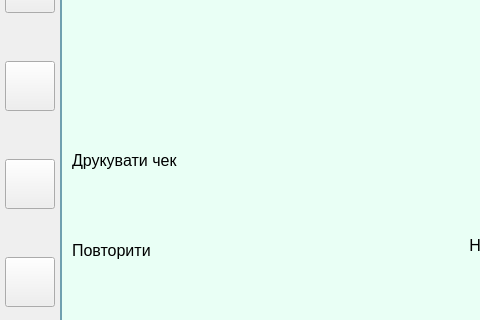
First picture: the form in ATM_Project/mainwindow.ui, repository artikgak/MOOP_ATM, before the edit; both pictures show x 0 to 480 and y 106 to 426 of the 680 by 550 pixel window.
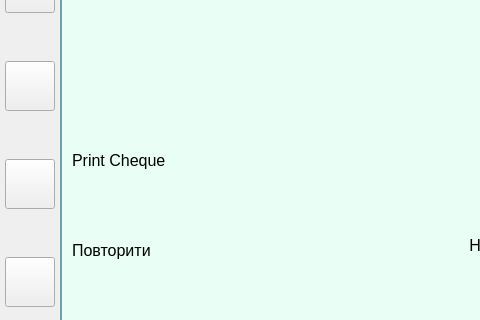
Second picture: the form after the edit. Icons and pictures are not drawn.

Commit message: [ArtemNewBranch] cheque printing

What changed in the file:
```diff
--- a/ATM_Project/mainwindow.ui
+++ b/ATM_Project/mainwindow.ui
@@ -2488,7 +2488,7 @@
              </font>
             </property>
             <property name="text">
-             <string>Друкувати чек</string>
+             <string>Print Cheque</string>
             </property>
            </widget>
           </widget>
```
Left out of the diff: 2 changed lines with no effect on the pictures. The commit also changes 8 other files.
